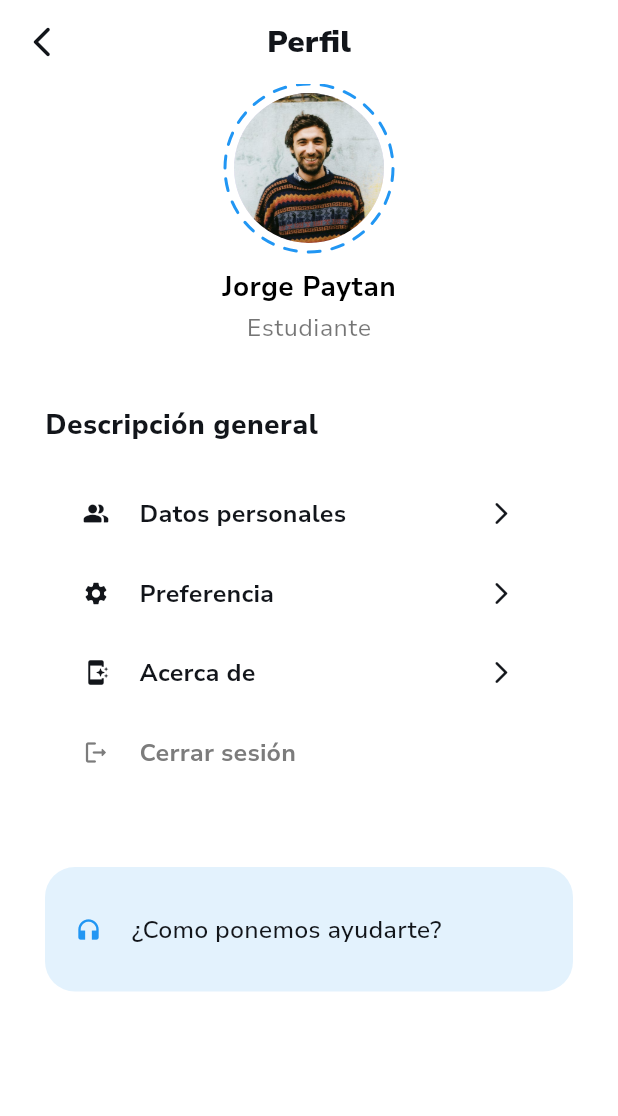
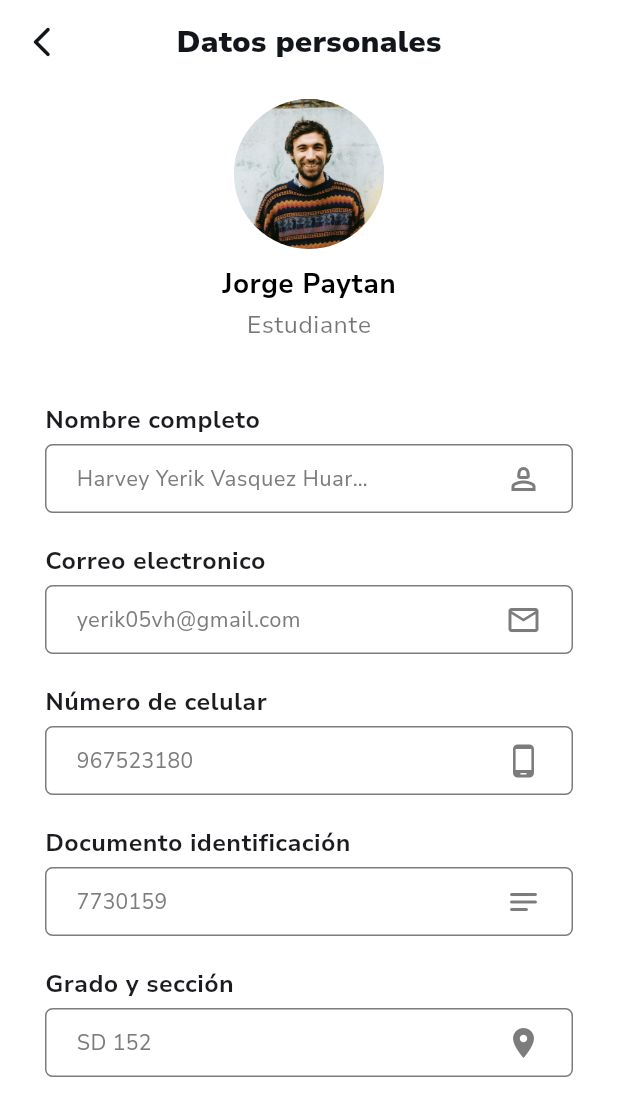
Before and after one commit to YerikAH/education-app, a Flutter app: the ProfileScreen screen opened directly, after a tap on "Datos personales", on a phone screen of 412 x 824 dp. Shown: the top 1116 px of the screen. Run offline on Flutter 3.47's test engine with Material 3 defaults, Android fonts, the phone set to English and light mode, and no system bars; drawn by our look-alikes of dotted_border; our stand-ins replace cached_network_image, flutter_widget_from_html, ionicons, skeletons, table_calendar.

```diff
--- /dev/null
+++ b/lib/screen/about_screen.dart
@@ -0,0 +1,51 @@
+import 'package:education/screen/profile_screen.dart';
+import 'package:education/themes/colors.dart';
+import 'package:education/widgets/custom_app_bar_widget.dart';
+import 'package:flutter/material.dart';
+
+class AboutScreen extends StatelessWidget {
+  const AboutScreen({Key? key}) : super(key: key);
+
+  @override
+  Widget build(BuildContext context) {
+    return Scaffold(
+        backgroundColor: kBrandWhite,
+        appBar: CustomAppBarWidget(
+            title: "Acerca de", beforeWidget: const ProfileScreen()),
+        body: SingleChildScrollView(
+          child: Padding(
+            padding: const EdgeInsets.symmetric(horizontal: 30.0),
+            child: Column(
+              crossAxisAlignment: CrossAxisAlignment.start,
+              children: [
+                SizedBox(
+                  width: double.infinity,
+                  height: 250.0,
+                  child: ClipRRect(
+                      borderRadius: BorderRadius.circular(20.0),
+                      child: Image.asset("assets/tid-poster.jpg",
+                          fit: BoxFit.cover)),
+                ),
+                const SizedBox(
+                  height: 30.0,
+                ),
+                const Text(
+                  "TID - Tecnología, informática y desarrollo",
+                  style: TextStyle(
+                      fontSize: 18.0,
+                      fontWeight: FontWeight.w800,
+                      color: kBrandBlack),
+                ),
+                const SizedBox(
+                  height: 5.0,
+                ),
+                const Text(
+                  "TID, una empresa especializada en soluciones informáticas, a través del análisis y elaboración de software necesarios para todo tipo de negocios. Nuestros principales ámbitos de desarrollo, y que aún mantenemos, fueron: Gestión comercial en general, tiendas virtuales de comercialización, webs designados para todos los sistemas del mercado.",
+                  style: TextStyle(color: kBrandGray),
+                )
+              ],
+            ),
+          ),
+        ));
+  }
+}
--- /dev/null
+++ b/lib/screen/info_user_screen.dart
@@ -0,0 +1,91 @@
+import 'package:dotted_border/dotted_border.dart';
+import 'package:education/screen/profile_screen.dart';
+import 'package:education/themes/colors.dart';
+import 'package:education/widgets/custom_app_bar_widget.dart';
+import 'package:education/widgets/info_widget.dart';
+import 'package:flutter/material.dart';
+
+class InfoUserScreen extends StatelessWidget {
+  const InfoUserScreen({Key? key}) : super(key: key);
+
+  @override
+  Widget build(BuildContext context) {
+    return Scaffold(
+      backgroundColor: kBrandWhite,
+      appBar: CustomAppBarWidget(
+          title: "Datos personales", beforeWidget: const ProfileScreen()),
+      body: SingleChildScrollView(
+        child: Padding(
+          padding: const EdgeInsets.symmetric(horizontal: 30.0),
+          child: Column(
+            children: [
+              const SizedBox(
+                height: 10.0,
+              ),
+              const SizedBox(
+                width: double.infinity,
+                child: Column(
+                  crossAxisAlignment: CrossAxisAlignment.center,
+                  children: [
+                    CircleAvatar(
+                      radius: 50.0,
+                      backgroundImage: AssetImage("assets/avatar_test.jpeg"),
+                    ),
+                    SizedBox(
+                      height: 10.0,
+                    ),
+                    Text(
+                      "Jorge Paytan",
+                      style: TextStyle(
+                          color: Colors.black,
+                          fontSize: 18.0,
+                          fontWeight: FontWeight.bold),
+                    ),
+                    SizedBox(
+                      height: 3.0,
+                    ),
+                    Text(
+                      "Estudiante",
+                      style: TextStyle(
+                          color: Colors.black54,
+                          fontSize: 16.0,
+                          fontWeight: FontWeight.normal),
+                    )
+                  ],
+                ),
+              ),
+              const SizedBox(
+                height: 40.0,
+              ),
+              InfoWidget(
+                clave: 'Nombre completo',
+                value: 'Harvey Yerik Vasquez Huaranga',
+                icon: Icons.person_2_outlined,
+              ),
+              InfoWidget(
+                clave: 'Correo electronico',
+                value: 'yerik05vh@gmail.com',
+                icon: Icons.email_outlined,
+              ),
+              InfoWidget(
+                clave: 'Número de celular',
+                value: '967523180',
+                icon: Icons.phone_android,
+              ),
+              InfoWidget(
+                clave: 'Documento identificación',
+                value: '7730159',
+                icon: Icons.notes_rounded,
+              ),
+              InfoWidget(
+                clave: 'Grado y sección',
+                value: 'SD 152',
+                icon: Icons.room,
+              )
+            ],
+          ),
+        ),
+      ),
+    );
+  }
+}
--- a/lib/screen/profile_screen.dart
+++ b/lib/screen/profile_screen.dart
@@ -1,4 +1,6 @@
 import 'package:dotted_border/dotted_border.dart';
+import 'package:education/screen/about_screen.dart';
+import 'package:education/screen/info_user_screen.dart';
 import 'package:education/screen/routing_screen.dart';
 import 'package:education/themes/colors.dart';
 import 'package:education/widgets/button_decoration_widget.dart';
@@ -86,22 +88,26 @@ class ProfileScreen extends StatelessWidget {
                     color: kBrandBlack,
                     icon: Icons.people_alt_rounded,
                     text: "Datos personales",
+                    widget: const InfoUserScreen(),
                   ),
                   CardNavigationWidget(
                     color: kBrandBlack,
                     icon: Icons.settings,
                     text: "Preferencia",
+                    widget: const RoutingScreen(),
                   ),
                   CardNavigationWidget(
                     color: kBrandBlack,
                     icon: Icons.app_shortcut,
                     text: "Acerca de",
+                    widget: const AboutScreen(),
                   ),
                   CardNavigationWidget(
                     color: kBrandGray,
                     icon: Icons.logout_rounded,
                     text: "Cerrar sesión",
                     isPage: true,
+                    widget: const RoutingScreen(),
                   ),
                   const SizedBox(
                     height: 50.0,
--- a/lib/widgets/card_navigation_widget.dart
+++ b/lib/widgets/card_navigation_widget.dart
@@ -8,11 +8,13 @@ class CardNavigationWidget extends StatelessWidget {
   String text;
   IconData icon;
   bool? isPage;
+  Widget widget;
   CardNavigationWidget(
       {Key? key,
       required this.color,
       required this.text,
       required this.icon,
+      required this.widget,
       this.isPage})
       : super(key: key);
 
@@ -22,7 +24,10 @@ class CardNavigationWidget extends StatelessWidget {
     return SizedBox(
       width: double.infinity,
       child: TextButton(
-        onPressed: () {},
+        onPressed: () {
+          Navigator.push(
+              context, MaterialPageRoute(builder: (context) => widget));
+        },
         style: TextButton.styleFrom(
             backgroundColor: kBrandWhite,
             foregroundColor: kBrandBlack,
--- /dev/null
+++ b/lib/widgets/info_widget.dart
@@ -0,0 +1,59 @@
+import 'package:education/themes/colors.dart';
+import 'package:flutter/material.dart';
+
+class InfoWidget extends StatelessWidget {
+  String clave;
+  String value;
+  IconData icon;
+  InfoWidget(
+      {Key? key, required this.clave, required this.value, required this.icon})
+      : super(key: key);
+
+  @override
+  Widget build(BuildContext context) {
+    return SizedBox(
+      width: double.infinity,
+      child: Column(
+        crossAxisAlignment: CrossAxisAlignment.start,
+        children: [
+          Text(
+            clave,
+            style: const TextStyle(fontSize: 16.0, fontWeight: FontWeight.w700),
+          ),
+          const SizedBox(
+            height: 5.0,
+          ),
+          Container(
+            padding:
+                const EdgeInsets.symmetric(horizontal: 20.0, vertical: 10.0),
+            decoration: BoxDecoration(
+                color: Colors.white,
+                borderRadius: BorderRadius.circular(5.0),
+                border: Border.all(color: kBrandGray)),
+            child: Row(
+              mainAxisAlignment: MainAxisAlignment.spaceBetween,
+              children: [
+                SizedBox(
+                  width: 200.0,
+                  child: Text(
+                    value,
+                    style: TextStyle(fontSize: 14.0, color: kBrandGray),
+                    overflow: TextOverflow.ellipsis,
+                    maxLines: 1,
+                  ),
+                ),
+                Icon(
+                  icon,
+                  color: kBrandGray,
+                )
+              ],
+            ),
+          ),
+          const SizedBox(
+            height: 20.0,
+          )
+        ],
+      ),
+    );
+  }
+}
```
Also changed, not shown: assets/tid-poster.jpg (added).
